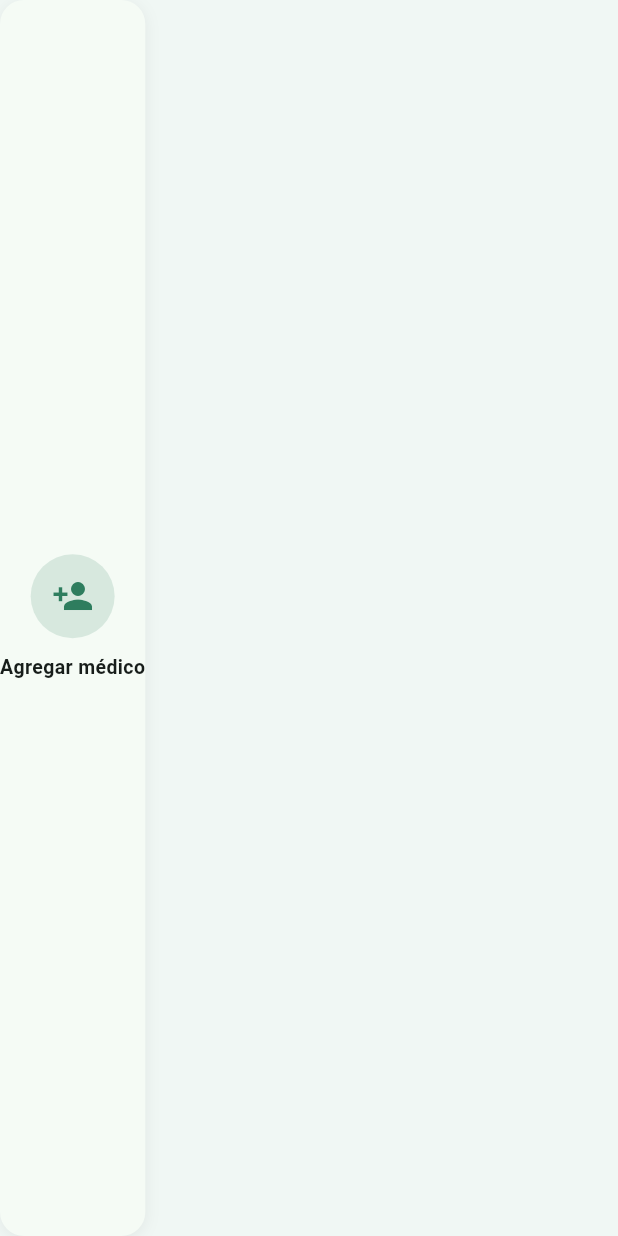
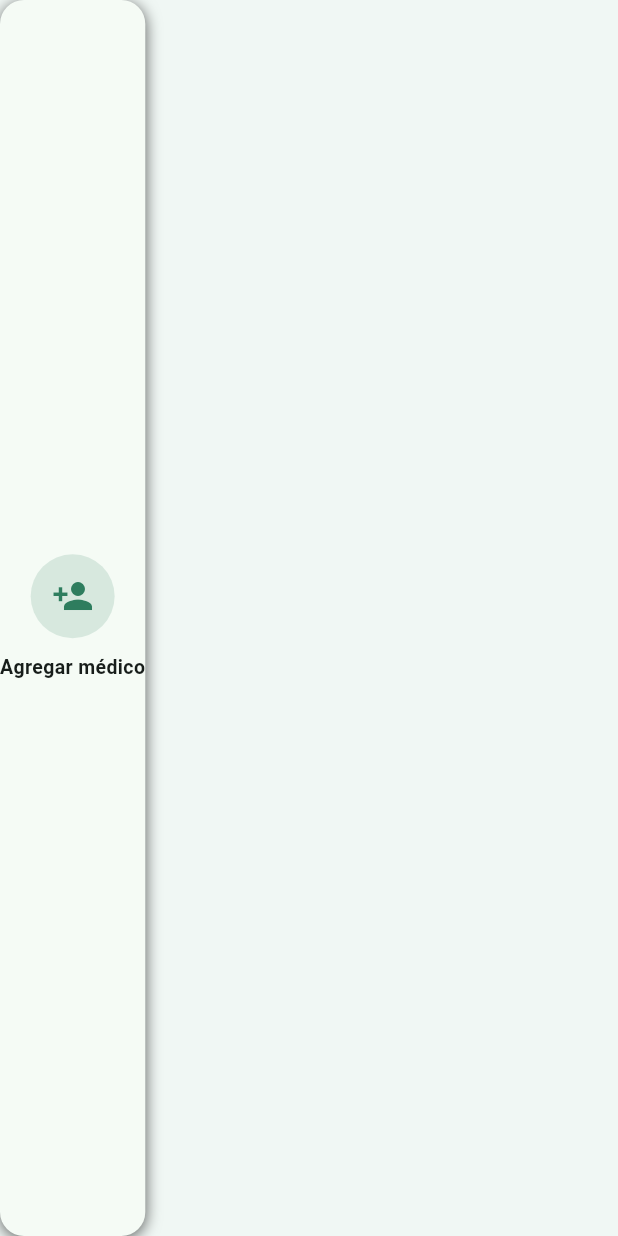
Before and after one commit to MonarcShadow/carer-record, a Flutter app: the _ActionCard widget shown alone on an empty page, opened directly, on a phone screen of 412 x 824 dp. Run offline on Flutter 3.47's test engine with Material 3 defaults, Android fonts, the phone set to English and light mode, and no system bars; our stand-ins replace dio, local_auth, permission_handler, shared_preferences; missing offline and left inert: record, sherpa_onnx; accounts and stored records are empty; network calls fail.

Commit message:
fix: ajustar la opacidad de la sombra en el ActionCard

```diff
--- a/app/lib/presentation/auth/home_screen.dart
+++ b/app/lib/presentation/auth/home_screen.dart
@@ -124,7 +124,7 @@ class _ActionCard extends StatelessWidget {
           borderRadius: BorderRadius.circular(16),
           boxShadow: [
             BoxShadow(
-              color: Colors.black.withValues(alpha: 0.06),
+              color: Colors.black.withValues(alpha: 0.6),
               blurRadius: 8,
               offset: const Offset(0, 2),
             ),
```
